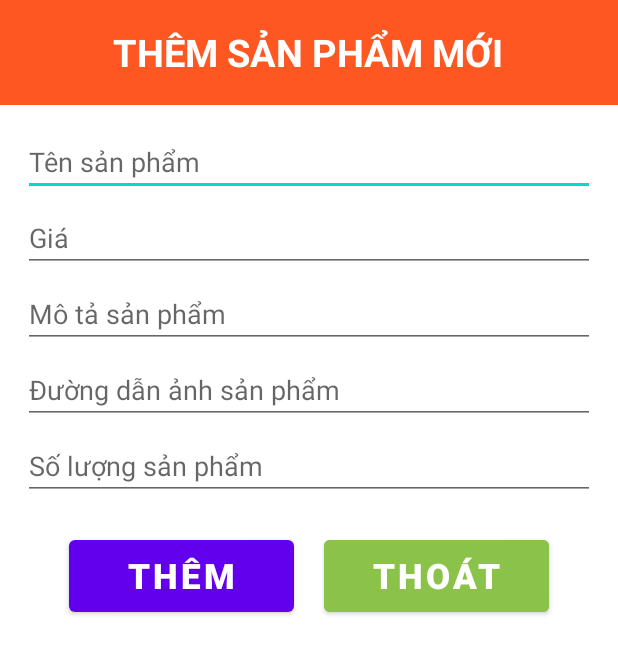
After one commit to nguyenxuantung003/Levents, an Android app: the layout alertdialog_them_sp_admin.xml on its own in the app's theme, with its tools: preview values and no code run, on a phone screen of 412 x 824 dp. The commit adds this screen. Shown: the top 654 px of the screen. Run offline under Robolectric (Android 15) with nearby library versions, the phone set to English and light mode, and no system bars.

Commit message:
hoanggdai comit 8/4

```diff
--- /dev/null
+++ b/app/src/main/res/layout/alertdialog_them_sp_admin.xml
@@ -0,0 +1,91 @@
+<?xml version="1.0" encoding="utf-8"?>
+<LinearLayout xmlns:android="http://schemas.android.com/apk/res/android"
+    android:layout_width="match_parent"
+    android:layout_height="wrap_content"
+    android:orientation="vertical">
+
+    <LinearLayout
+        android:layout_width="match_parent"
+        android:layout_height="70dp"
+        android:background="#FF5722"
+        android:orientation="vertical"
+        android:gravity="center">
+        <TextView
+            android:layout_width="wrap_content"
+            android:layout_height="wrap_content"
+            android:text="THÊM SẢN PHẨM MỚI"
+            android:textSize="25sp"
+            android:textStyle="bold"
+            android:textColor="#ffffff"/>
+    </LinearLayout>
+
+    <LinearLayout
+        android:layout_width="match_parent"
+        android:layout_height="wrap_content"
+        android:padding="15dp"
+        android:orientation="vertical">
+
+        <EditText
+            android:id="@+id/edtTenSP"
+            android:layout_width="match_parent"
+            android:layout_height="wrap_content"
+            android:hint="Tên sản phẩm"
+            android:layout_marginBottom="5dp"/>
+
+        <EditText
+            android:id="@+id/edtGia"
+            android:layout_width="match_parent"
+            android:layout_height="wrap_content"
+            android:hint="Giá"
+            android:layout_marginBottom="5dp"/>
+
+        <EditText
+            android:id="@+id/edtMoTa"
+            android:layout_width="match_parent"
+            android:layout_height="wrap_content"
+            android:hint="Mô tả sản phẩm"
+            android:layout_marginBottom="5dp"/>
+
+        <EditText
+            android:id="@+id/edtAnhSP"
+            android:layout_width="match_parent"
+            android:layout_height="wrap_content"
+            android:hint="Đường dẫn ảnh sản phẩm"
+            android:layout_marginBottom="5dp"/>
+
+        <EditText
+            android:id="@+id/edtSoLuong"
+            android:layout_width="match_parent"
+            android:layout_height="wrap_content"
+            android:hint="Số lượng sản phẩm"
+            android:layout_marginBottom="5dp"/>
+    </LinearLayout>
+
+    <LinearLayout
+        android:layout_width="match_parent"
+        android:layout_height="wrap_content"
+        android:gravity="center"
+        android:orientation="horizontal">
+
+        <Button
+            android:id="@+id/btnThem"
+            android:layout_width="150dp"
+            android:layout_height="60dp"
+            android:text="THÊM"
+            android:textSize="23sp"
+            android:layout_marginEnd="10dp"
+            android:textStyle="bold"/>
+
+        <Button
+            android:id="@+id/btnThoat"
+            android:layout_width="150dp"
+            android:layout_height="60dp"
+            android:text="THOÁT"
+            android:textSize="23sp"
+            android:layout_marginStart="10dp"
+            android:backgroundTint="#8BC34A"
+            android:textStyle="bold"/>
+
+    </LinearLayout>
+
+</LinearLayout>
```
Also changed, not shown: app/src/main/java/com/example/levents/DAO/Sanpham_DAO.java (+17 -0 lines), app/src/main/java/com/example/levents/Fragment/QLSpham_Fragment.java (+66 -0 lines), app/src/main/java/com/example/levents/Model/Sanpham.java (+9 -0 lines).
